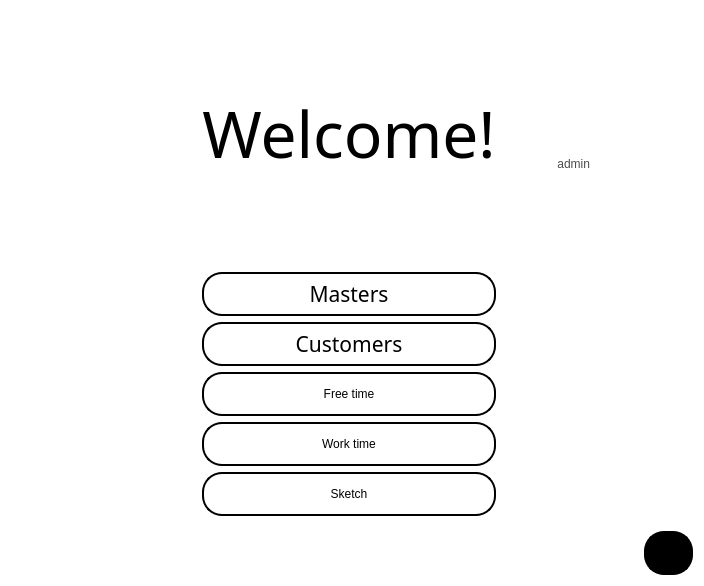
First picture: the form in homewnd.ui, repository natalyatesluk/courseWork, before the edit.
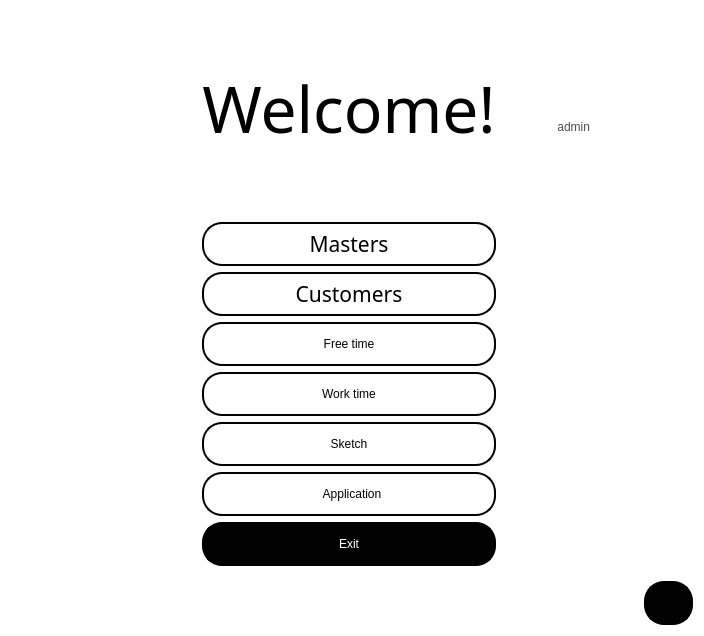
Second picture: the form after the edit. The open tabs and pages were chosen to show the change. Icons and pictures are not drawn.

Patch:
```diff
--- a/homewnd.ui
+++ b/homewnd.ui
@@ -7,7 +7,7 @@
     <x>0</x>
     <y>0</y>
     <width>704</width>
-    <height>586</height>
+    <height>636</height>
    </rect>
   </property>
   <property name="windowTitle">
@@ -183,6 +183,23 @@
          </property>
         </widget>
        </item>
+       <item row="8" column="1">
+        <widget class="QPushButton" name="appPb">
+         <property name="text">
+          <string>  Application</string>
+         </property>
+         <property name="icon">
+          <iconset resource="picture.qrc">
+           <normaloff>:/photo/submit.png</normaloff>:/photo/submit.png</iconset>
+         </property>
+         <property name="iconSize">
+          <size>
+           <width>35</width>
+           <height>35</height>
+          </size>
+         </property>
+        </widget>
+       </item>
        <item row="0" column="2">
         <widget class="QStackedWidget" name="avatarStckW">
          <property name="currentIndex">
@@ -440,6 +457,51 @@
         <widget class="QPushButton" name="sketchPb">
          <property name="text">
           <string>Sketch</string>
+         </property>
+         <property name="icon">
+          <iconset resource="picture.qrc">
+           <normaloff>:/photo/sketch.png</normaloff>:/photo/sketch.png</iconset>
+         </property>
+         <property name="iconSize">
+          <size>
+           <width>35</width>
+           <height>35</height>
+          </size>
+         </property>
+        </widget>
+       </item>
+       <item row="9" column="1">
+        <widget class="QPushButton" name="exitePb">
+         <property name="styleSheet">
+          <string notr="true">QPushButton
+{
+	background-color: rgb(0, 0, 0);
+	color: rgb(255, 255, 255);
+border-radius: 20px;
+box-shadow: 0 0 20px 10px rgb(240, 158, 255);
+width: 50px;
+  height: 40px;
+}
+QPushButton:hover {
+               border: 2px solid rgb(200, 200, 200);
+            }
+QPushButton:pressed {
+             background-color: rgb(255, 255, 255);
+	        color: rgb(0, 0, 0);
+            }</string>
+         </property>
+         <property name="text">
+          <string>Exit</string>
+         </property>
+         <property name="icon">
+          <iconset resource="picture.qrc">
+           <normaloff>:/photo/door.png</normaloff>:/photo/door.png</iconset>
+         </property>
+         <property name="iconSize">
+          <size>
+           <width>33</width>
+           <height>33</height>
+          </size>
          </property>
         </widget>
        </item>
```
Left out of the diff: 120 changed lines with no effect on the pictures.
